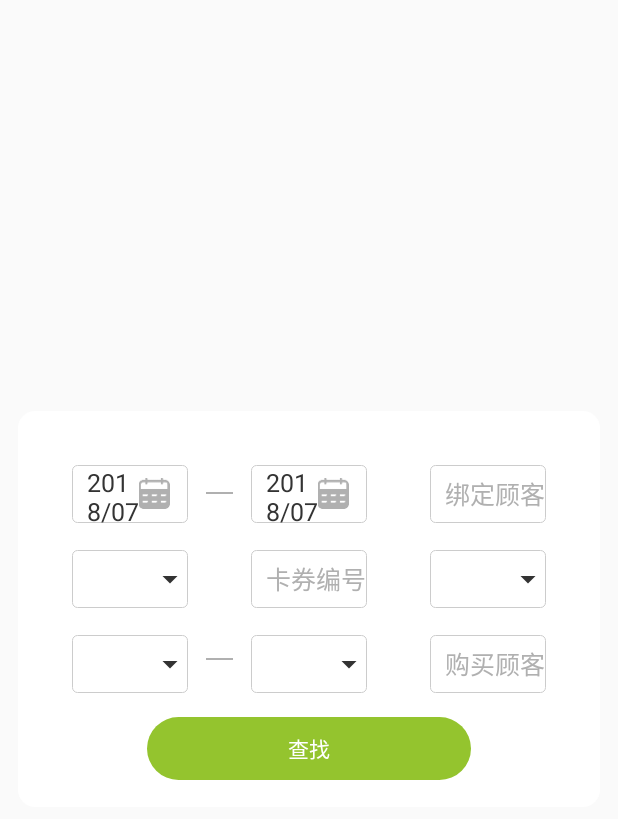
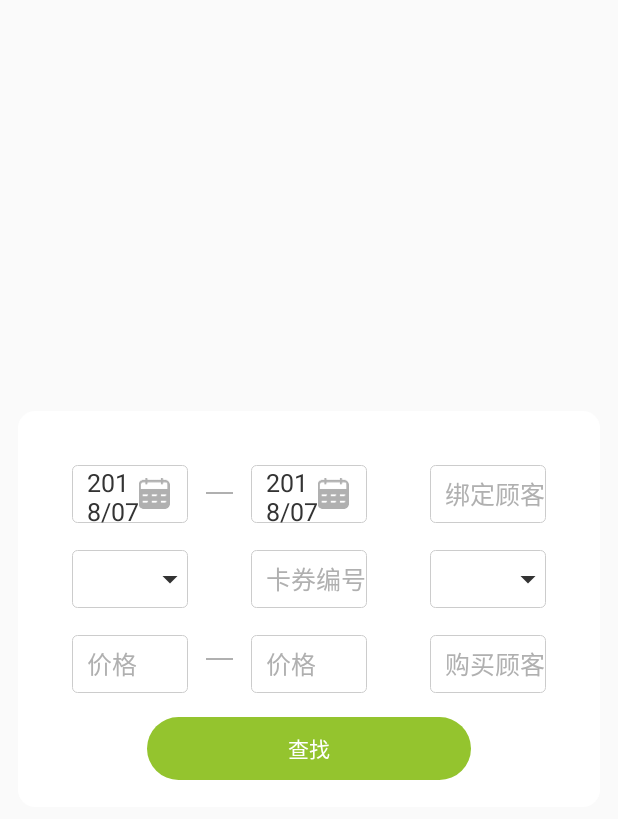
Before and after one commit to games2sven/FSNail, an Android app: the layout dialog_search_card.xml on its own in the app's theme, with its tools: preview values and no code run, on a phone screen of 412 x 824 dp. Shown: the top 819 px of the screen. Run offline under Robolectric (Android 15) with nearby library versions, the phone set to English and light mode, and no system bars.

Commit message:
卡券，订单接口

```diff
--- a/app/src/main/java/com/jlkf/fsnail/fragment/OrderFragment.java
+++ b/app/src/main/java/com/jlkf/fsnail/fragment/OrderFragment.java
@@ -96,7 +96,7 @@ public class OrderFragment extends BaseFragment{
 
     public void initRecyclerview(){
         recylerview.setLayoutManager(new GridLayoutManager(getActivity(),1));
-        mAdapter =  new OrderAdapter(mDatas);
+        mAdapter =  new OrderAdapter(getActivity(),mDatas);
         recylerview.setAdapter(mAdapter);
     }
 
--- a/app/src/main/res/layout/dialog_search_card.xml
+++ b/app/src/main/res/layout/dialog_search_card.xml
@@ -69,18 +69,17 @@
                     app:ms_hint_color="#b0b0b0"
                     app:ms_text_color="@color/text_dark1" />
 
-                <com.jlkf.fsnail.widget.myspinner.singletextviewspinner.TextViewSpinner
-                    android:id="@+id/spinner_type"
+                <EditText
+                    android:id="@+id/et_price_start"
                     android:layout_width="match_parent"
                     android:layout_height="@dimen/DIMEN_64PX"
                     android:layout_marginTop="@dimen/DIMEN_30PX"
+                    android:background="@drawable/bg_search_item"
+                    android:hint="@string/price"
                     android:paddingLeft="@dimen/DIMEN_17PX"
-                    android:textSize="@dimen/DIMEN_28PX"
-                    app:ms_dropdown_height="wrap_content"
-                    app:ms_dropdown_max_height="@dimen/DIMEN_300PX"
-                    app:ms_hint="@string/price"
-                    app:ms_hint_color="#b0b0b0"
-                    app:ms_text_color="@color/text_dark1" />
+                    android:textColor="#b0b0b0"
+                    android:textColorHint="#b0b0b0"
+                    android:textSize="@dimen/DIMEN_28PX" />
 
             </LinearLayout>
 
@@ -151,6 +150,7 @@
                 </LinearLayout>
 
                 <EditText
+                    android:id="@+id/et_card_number"
                     android:layout_width="match_parent"
                     android:layout_height="@dimen/DIMEN_64PX"
                     android:layout_marginTop="@dimen/DIMEN_30PX"
@@ -161,19 +161,17 @@
                     android:textColorHint="#b0b0b0"
                     android:textSize="@dimen/DIMEN_28PX" />
 
-
-                <com.jlkf.fsnail.widget.myspinner.singletextviewspinner.TextViewSpinner
-                    android:id="@+id/spinner_status"
+                <EditText
+                    android:id="@+id/et_price_end"
                     android:layout_width="match_parent"
                     android:layout_height="@dimen/DIMEN_64PX"
                     android:layout_marginTop="@dimen/DIMEN_30PX"
+                    android:background="@drawable/bg_search_item"
+                    android:hint="@string/price"
                     android:paddingLeft="@dimen/DIMEN_17PX"
-                    android:textSize="@dimen/DIMEN_28PX"
-                    app:ms_dropdown_height="wrap_content"
-                    app:ms_dropdown_max_height="@dimen/DIMEN_300PX"
-                    app:ms_hint="@string/price"
-                    app:ms_hint_color="#b0b0b0"
-                    app:ms_text_color="@color/text_dark1" />
+                    android:textColor="#b0b0b0"
+                    android:textColorHint="#b0b0b0"
+                    android:textSize="@dimen/DIMEN_28PX" />
 
             </LinearLayout>
 
@@ -187,6 +185,7 @@
                 android:orientation="vertical">
 
                 <EditText
+                    android:id="@+id/et_bind_customer"
                     android:layout_width="match_parent"
                     android:layout_height="@dimen/DIMEN_64PX"
                     android:background="@drawable/bg_search_item"
@@ -210,6 +209,7 @@
                     app:ms_text_color="@color/text_dark1" />
 
                 <EditText
+                    android:id="@+id/buy_customer"
                     android:layout_width="match_parent"
                     android:layout_height="@dimen/DIMEN_64PX"
                     android:layout_marginTop="@dimen/DIMEN_30PX"
@@ -225,6 +225,7 @@
         </LinearLayout>
 
         <TextView
+            android:id="@+id/tv_search"
             android:layout_width="@dimen/DIMEN_360PX"
             android:layout_height="@dimen/DIMEN_70PX"
             android:layout_gravity="center_horizontal"
--- a/app/src/main/res/values/colors.xml
+++ b/app/src/main/res/values/colors.xml
@@ -30,5 +30,6 @@
     <color name="content_ceil">#f7f9fa</color>
     <color name="transparent">#00000000</color>
     <color name="black_cccccc">#cccccc</color>
+    <color name="blue_29d7f1">#29d7f1</color>
 
 </resources>
--- a/app/src/main/res/values/string-array.xml
+++ b/app/src/main/res/values/string-array.xml
@@ -28,6 +28,12 @@
         <item>@string/status_finish</item>
         <item>@string/status_booked</item>
         <item>@string/status_cancel</item>
+    </string-array>
+
+    <string-array name="order_status" >
+        <item>@string/status_paied</item>
+        <item>@string/status_delivered</item>
+        <item>@string/status_complete</item>
     </string-array>
 
     <string-array name="category" >
```
Also changed, not shown: app/src/main/java/com/jlkf/fsnail/adapter/CardAdapter.java (+7 -3 lines), app/src/main/java/com/jlkf/fsnail/adapter/OrderAdapter.java (+14 -3 lines), app/src/main/java/com/jlkf/fsnail/constants/Constants.java (+38 -1 lines), app/src/main/java/com/jlkf/fsnail/dialog/SearchCardDialog.java (+63 -33 lines), app/src/main/java/com/jlkf/fsnail/dialog/SearchOrderDialog.java (+29 -6 lines), app/src/main/java/com/jlkf/fsnail/fragment/CardFragment.java (+27 -3 lines), app/src/main/res/layout/item_order_recycel_view.xml (+13 -3 lines), app/src/main/res/values/strings.xml (+11 -0 lines).
